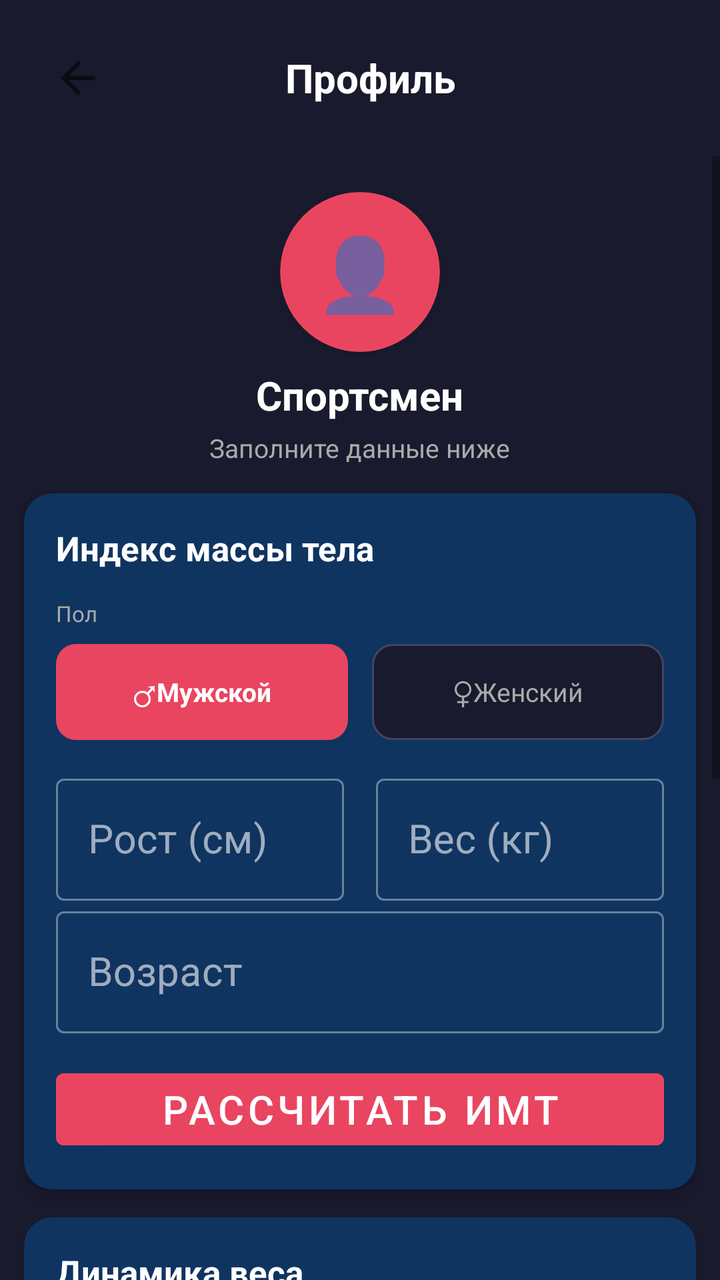
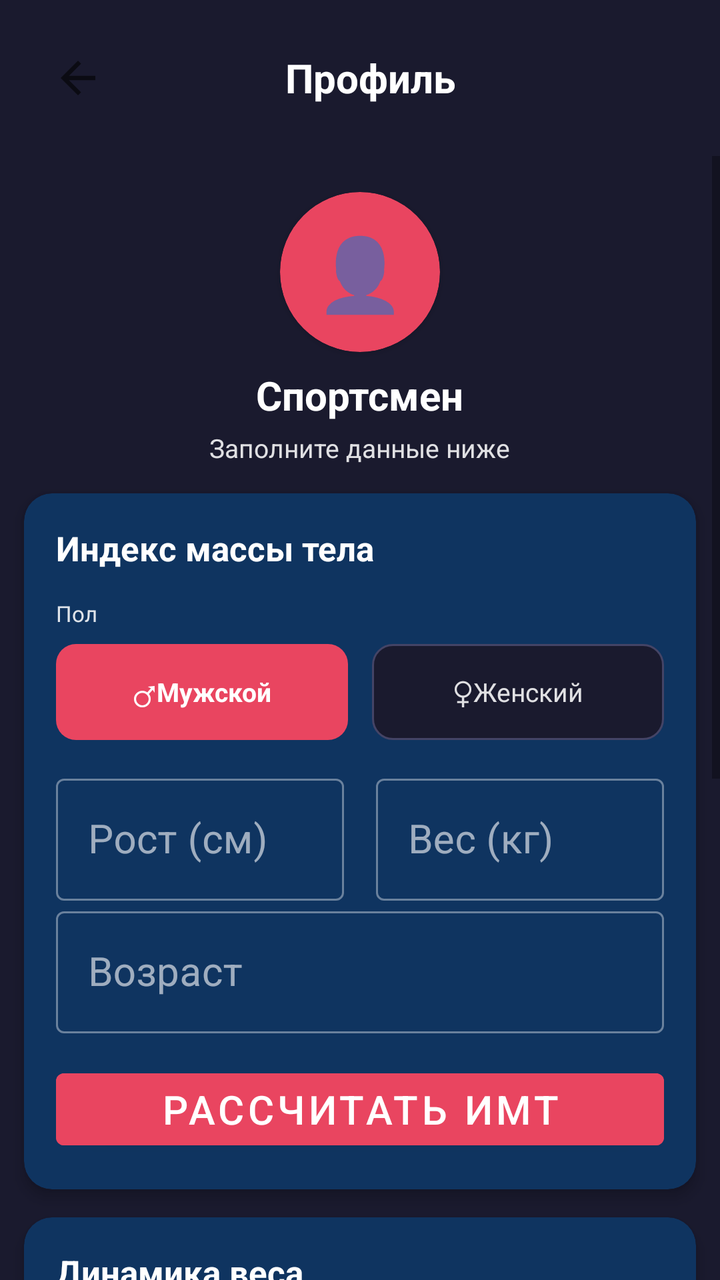

An Android layout rendered at two revisions. The XML below is the earlier revision; the diff shows what the commit changed to produce the second picture.
<!-- AndroidManifest.xml: application theme Theme.Personaltrainer -->
<!-- res/layout/activity_profile.xml -->
<?xml version="1.0" encoding="utf-8"?>
<LinearLayout xmlns:android="http://schemas.android.com/apk/res/android"
    xmlns:app="http://schemas.android.com/apk/res-auto"
    android:id="@+id/rootProfile"
    android:layout_width="match_parent"
    android:layout_height="match_parent"
    android:background="@color/background_dark"
    android:orientation="vertical">

    <LinearLayout
        android:layout_width="match_parent"
        android:layout_height="wrap_content"
        android:gravity="center_vertical"
        android:orientation="horizontal"
        android:padding="@dimen/spacing_md">

        <ImageView
            android:id="@+id/btnBack"
            android:layout_width="50dp"
            android:layout_height="50dp"
            android:padding="12dp"
            android:src="@drawable/arrow_back"
            android:background="?attr/selectableItemBackgroundBorderless"
            android:clickable="true"
            android:focusable="true"
            android:contentDescription="@string/btn_back" />

        <TextView
            android:layout_width="0dp"
            android:layout_height="wrap_content"
            android:layout_weight="1"
            android:gravity="center"
            android:maxLines="1"
            android:text="@string/profile_title"
            android:textColor="@color/white"
            android:textSize="@dimen/text_xl"
            android:textStyle="bold" />

        <View
            android:layout_width="40dp"
            android:layout_height="@dimen/btn_height_sm" />

    </LinearLayout>

    <ScrollView
        android:id="@+id/scrollViewProfile"
        android:layout_width="match_parent"
        android:layout_height="0dp"
        android:layout_weight="1"
        android:fillViewport="true">

        <LinearLayout
            android:layout_width="match_parent"
            android:layout_height="wrap_content"
            android:orientation="vertical"
            android:paddingBottom="@dimen/spacing_xl">

            <LinearLayout
                android:layout_width="match_parent"
                android:layout_height="wrap_content"
                android:gravity="center"
                android:orientation="vertical"
                android:paddingTop="@dimen/spacing_lg"
                android:paddingBottom="@dimen/spacing_md">

                <androidx.cardview.widget.CardView
                    android:layout_width="@dimen/profile_avatar"
                    android:layout_height="@dimen/profile_avatar"
                    app:cardBackgroundColor="@color/primary"
                    app:cardCornerRadius="50dp">

                    <TextView
                        android:layout_width="match_parent"
                        android:layout_height="match_parent"
                        android:gravity="center"
                        android:text="@string/profile_emoji"
                        android:textSize="36sp" />

                </androidx.cardview.widget.CardView>

                <TextView
                    android:layout_width="wrap_content"
                    android:layout_height="wrap_content"
                    android:layout_marginTop="@dimen/spacing_sm"
                    android:text="@string/profile_default_name"
                    android:textColor="@color/white"
                    android:textSize="@dimen/profile_title_text"
                    android:textStyle="bold" />

                <TextView
                    android:id="@+id/tvBmiCategory"
                    android:layout_width="wrap_content"
                    android:layout_height="wrap_content"
                    android:layout_marginTop="4dp"
                    android:text="@string/profile_fill_data"
                    android:textColor="@color/text_secondary"
                    android:textSize="@dimen/text_sm" />

            </LinearLayout>

            <androidx.cardview.widget.CardView
                android:layout_width="match_parent"
                android:layout_height="wrap_content"
                android:layout_marginHorizontal="@dimen/card_margin"
                android:layout_marginBottom="@dimen/spacing_md"
                app:cardBackgroundColor="@color/background_card"
                app:cardCornerRadius="@dimen/card_radius"
                app:cardElevation="@dimen/card_elevation">

                <LinearLayout
                    android:layout_width="match_parent"
                    android:layout_height="wrap_content"
                    android:orientation="vertical"
                    android:padding="@dimen/card_padding">

                    <TextView
                        android:layout_width="wrap_content"
                        android:layout_height="wrap_content"
                        android:layout_marginBottom="@dimen/spacing_md"
                        android:text="@string/bmi_title"
                        android:textColor="@color/white"
                        android:textSize="@dimen/text_lg"
                        android:textStyle="bold" />

                    <TextView
                        android:layout_width="wrap_content"
                        android:layout_height="wrap_content"
                        android:layout_marginBottom="@dimen/spacing_sm"
                        android:text="@string/gender"
                        android:textColor="@color/text_secondary"
                        android:textSize="@dimen/text_xs" />

                    <LinearLayout
                        android:layout_width="match_parent"
                        android:layout_height="@dimen/btn_height_md"
                        android:layout_marginBottom="@dimen/spacing_md"
                        android:orientation="horizontal">

                        <LinearLayout
                            android:id="@+id/btnGenderMale"
                            android:layout_width="0dp"
                            android:layout_height="match_parent"
                            android:layout_marginEnd="6dp"
                            android:layout_weight="1"
                            android:background="@drawable/bg_gender_selected"
                            android:clickable="true"
                            android:focusable="true"
                            android:gravity="center"
                            android:orientation="horizontal">

                            <TextView
                                android:layout_width="wrap_content"
                                android:layout_height="wrap_content"
                                android:text="@string/male_symbol"
                                android:textColor="@color/white"
                                android:textSize="@dimen/text_md" />

                            <TextView
                                android:id="@+id/tvGenderMaleLabel"
                                android:layout_width="wrap_content"
                                android:layout_height="wrap_content"
                                android:maxLines="1"
                                android:text="@string/gender_male"
                                android:textColor="@color/white"
                                android:textSize="@dimen/text_sm"
                                android:textStyle="bold" />

                        </LinearLayout>

                        <LinearLayout
                            android:id="@+id/btnGenderFemale"
                            android:layout_width="0dp"
                            android:layout_height="match_parent"
                            android:layout_marginStart="6dp"
                            android:layout_weight="1"
                            android:background="@drawable/bg_gender_unselected"
                            android:clickable="true"
                            android:focusable="true"
                            android:gravity="center"
                            android:orientation="horizontal">

                            <TextView
                                android:layout_width="wrap_content"
                                android:layout_height="wrap_content"
                                android:text="@string/female_symbol"
                                android:textColor="@color/text_secondary"
                                android:textSize="@dimen/text_md" />

                            <TextView
                                android:id="@+id/tvGenderFemaleLabel"
                                android:layout_width="wrap_content"
                                android:layout_height="wrap_content"
                                android:maxLines="1"
                                android:text="@string/gender_female"
                                android:textColor="@color/text_secondary"
                                android:textSize="@dimen/text_sm" />

                        </LinearLayout>

                    </LinearLayout>

                    <LinearLayout
                        android:layout_width="match_parent"
                        android:layout_height="wrap_content"
                        android:orientation="horizontal">

                        <LinearLayout
                            android:layout_width="0dp"
                            android:layout_height="wrap_content"
                            android:layout_marginEnd="@dimen/spacing_sm"
                            android:layout_weight="1"
                            android:orientation="vertical">

                            <com.google.android.material.textfield.TextInputLayout
                                style="@style/Widget.MaterialComponents.TextInputLayout.OutlinedBox"
                                android:layout_width="match_parent"
                                android:layout_height="wrap_content"
                                android:theme="@style/ThemeOverlay.Profile.Input">

                                <com.google.android.material.textfield.TextInputEditText
                                    android:id="@+id/etHeight"
                                    android:layout_width="match_parent"
                                    android:layout_height="wrap_content"
                                    android:hint="@string/height_hint"
                                    android:inputType="numberDecimal"
                                    android:textColor="@color/white"
                                    android:textColorHint="@color/text_hint"
                                    android:textSize="@dimen/text_md" />

                            </com.google.android.material.textfield.TextInputLayout>

                        </LinearLayout>

                        <LinearLayout
                            android:layout_width="0dp"
                            android:layout_height="wrap_content"
                            android:layout_marginStart="@dimen/spacing_sm"
                            android:layout_weight="1"
                            android:orientation="vertical">


                            <com.google.android.material.textfield.TextInputLayout
                                style="@style/Widget.MaterialComponents.TextInputLayout.OutlinedBox"
                                android:layout_width="match_parent"
                                android:layout_height="wrap_content"
                                android:theme="@style/ThemeOverlay.Profile.Input">

                                <com.google.android.material.textfield.TextInputEditText
                                    android:id="@+id/etWeight"
                                    android:layout_width="match_parent"
                                    android:layout_height="wrap_content"
                                    android:hint="@string/weight_hint"
                                    android:inputType="numberDecimal"
                                    android:textColor="@color/white"
                                    android:textColorHint="@color/text_hint"
                                    android:textSize="@dimen/text_md" />

                            </com.google.android.material.textfield.TextInputLayout>

                        </LinearLayout>

                    </LinearLayout>



                    <com.google.android.material.textfield.TextInputLayout
                        style="@style/Widget.MaterialComponents.TextInputLayout.OutlinedBox"
                        android:layout_width="match_parent"
                        android:layout_height="wrap_content"
                        android:theme="@style/ThemeOverlay.Profile.Input">

                        <com.google.android.material.textfield.TextInputEditText
                            android:id="@+id/etAge"
                            android:layout_width="match_parent"
                            android:layout_height="wrap_content"
                            android:hint="@string/age_hint"
                            android:inputType="number"
                            android:textColor="@color/white"
                            android:textColorHint="@color/text_hint"
                            android:textSize="@dimen/text_md" />

                    </com.google.android.material.textfield.TextInputLayout>

                    <Button
                        android:id="@+id/btnCalculateBmi"
                        android:layout_width="match_parent"
                        android:layout_height="@dimen/btn_height_md"
                        android:layout_marginTop="@dimen/spacing_md"
                        android:backgroundTint="@color/primary"
                        android:text="@string/calculate_bmi"
                        android:textColor="@color/white"
                        android:textSize="@dimen/text_md" />

                    <LinearLayout
                        android:id="@+id/layoutBmiResult"
                        android:layout_width="match_parent"
                        android:layout_height="wrap_content"
                        android:layout_marginTop="@dimen/spacing_md"
                        android:background="@drawable/bg_bmi_result"
                        android:orientation="vertical"
                        android:padding="@dimen/spacing_sm"
                        android:visibility="gone">

                        <LinearLayout
                            android:layout_width="match_parent"
                            android:layout_height="wrap_content"
                            android:gravity="center"
                            android:orientation="horizontal">

                            <LinearLayout
                                android:layout_width="0dp"
                                android:layout_height="wrap_content"
                                android:layout_weight="1"
                                android:gravity="center"
                                android:orientation="vertical">

                                <TextView
                                    android:layout_width="wrap_content"
                                    android:layout_height="wrap_content"
                                    android:text="@string/bmi_label"
                                    android:textColor="@color/text_secondary"
                                    android:textSize="@dimen/text_xs" />

                                <TextView
                                    android:id="@+id/tvBmiValue"
                                    android:layout_width="wrap_content"
                                    android:layout_height="wrap_content"
                                    android:text="@string/bmi_dash"
                                    android:textColor="@color/white"
                                    android:textSize="@dimen/bmi_value_text"
                                    android:textStyle="bold" />

                            </LinearLayout>

                            <View
                                android:layout_width="1dp"
                                android:layout_height="44dp"
                                android:background="@color/divider_light" />

                            <LinearLayout
                                android:layout_width="0dp"
                                android:layout_height="wrap_content"
                                android:layout_weight="1"
                                android:gravity="center"
                                android:orientation="vertical">

                                <TextView
                                    android:layout_width="wrap_content"
                                    android:layout_height="wrap_content"
                                    android:text="@string/bmi_category"
                                    android:textColor="@color/text_secondary"
                                    android:textSize="@dimen/text_xs" />

                                <TextView
                                    android:id="@+id/tvBmiResultCategory"
                                    android:layout_width="wrap_content"
                                    android:layout_height="wrap_content"
                                    android:gravity="center"
                                    android:maxLines="2"
                                    android:text="@string/bmi_dash"
                                    android:textColor="@color/accent"
                                    android:textSize="@dimen/bmi_category_text"
                                    android:textStyle="bold" />

                            </LinearLayout>

                        </LinearLayout>

                        <TextView
                            android:id="@+id/tvBmiNorm"
                            android:layout_width="match_parent"
                            android:layout_height="wrap_content"
                            android:layout_marginTop="@dimen/spacing_sm"
                            android:gravity="center"
                            android:maxLines="2"
                            android:textColor="@color/text_secondary"
                            android:textSize="@dimen/text_xs" />

                    </LinearLayout>

                </LinearLayout>

            </androidx.cardview.widget.CardView>

            <androidx.cardview.widget.CardView
                android:layout_width="match_parent"
                android:layout_height="wrap_content"
                android:layout_marginHorizontal="@dimen/card_margin"
                android:layout_marginBottom="@dimen/spacing_md"
                app:cardBackgroundColor="@color/background_card"
                app:cardCornerRadius="@dimen/card_radius"
                app:cardElevation="@dimen/card_elevation">

                <LinearLayout
                    android:layout_width="match_parent"
                    android:layout_height="wrap_content"
                    android:orientation="vertical"
                    android:padding="@dimen/card_padding">

                    <TextView
                        android:layout_width="wrap_content"
                        android:layout_height="wrap_content"
                        android:layout_marginBottom="@dimen/spacing_sm"
                        android:text="@string/weight_dynamics"
                        android:textColor="@color/white"
                        android:textSize="@dimen/text_lg"
                        android:textStyle="bold" />

                    <TextView
                        android:id="@+id/tvNoWeightData"
                        android:layout_width="match_parent"
                        android:layout_height="wrap_content"
                        android:gravity="center"
                        android:padding="@dimen/spacing_lg"
                        android:text="@string/no_weight_data"
                        android:textColor="@color/text_hint"
                        android:textSize="@dimen/text_sm"
                        android:visibility="visible" />

                    <com.github.mikephil.charting.charts.LineChart
                        android:id="@+id/weightChart"
                        android:layout_width="match_parent"
                        android:layout_height="@dimen/chart_height"
                        android:visibility="gone" />

                </LinearLayout>

            </androidx.cardview.widget.CardView>

            <androidx.cardview.widget.CardView
                android:layout_width="match_parent"
                android:layout_height="wrap_content"
                android:layout_marginHorizontal="@dimen/card_margin"
                android:layout_marginBottom="@dimen/spacing_md"
                app:cardBackgroundColor="@color/background_card"
                app:cardCornerRadius="@dimen/card_radius"
                app:cardElevation="@dimen/card_elevation">

                <LinearLayout
                    android:layout_width="match_parent"
                    android:layout_height="wrap_content"
                    android:orientation="vertical"
                    android:padding="@dimen/card_padding">

                    <TextView
                        android:layout_width="wrap_content"
                        android:layout_height="wrap_content"
                        android:layout_marginBottom="@dimen/spacing_md"
                        android:text="@string/stats_title"
                        android:textColor="@color/white"
                        android:textSize="@dimen/text_lg"
                        android:textStyle="bold" />

                    <LinearLayout
                        android:layout_width="match_parent"
                        android:layout_height="wrap_content"
                        android:baselineAligned="false"
                        android:orientation="horizontal">

                        <LinearLayout
                            android:layout_width="0dp"
                            android:layout_height="wrap_content"
                            android:layout_marginEnd="4dp"
                            android:layout_weight="1"
                            android:background="@drawable/bg_stat_card"
                            android:gravity="center"
                            android:minHeight="@dimen/stat_min_height"
                            android:orientation="vertical"
                            android:padding="@dimen/stat_card_padding">

                            <TextView
                                android:id="@+id/tvTotalWorkouts"
                                android:layout_width="wrap_content"
                                android:layout_height="wrap_content"
                                android:maxLines="1"
                                android:text="0"
                                android:textColor="@color/primary"
                                android:textSize="@dimen/stat_value_text"
                                android:textStyle="bold" />

                            <TextView
                                android:layout_width="wrap_content"
                                android:layout_height="wrap_content"
                                android:gravity="center"
                                android:maxLines="1"
                                android:text="@string/workouts_total"
                                android:textColor="@color/text_secondary"
                                android:textSize="@dimen/stat_label_text" />

                        </LinearLayout>

                        <LinearLayout
                            android:layout_width="0dp"
                            android:layout_height="wrap_content"
                            android:layout_marginHorizontal="4dp"
                            android:layout_weight="1"
                            android:background="@drawable/bg_stat_card"
                            android:gravity="center"
                            android:minHeight="@dimen/stat_min_height"
                            android:orientation="vertical"
                            android:padding="@dimen/stat_card_padding">

                            <TextView
                                android:id="@+id/tvCurrentStreak"
                                android:layout_width="wrap_content"
                                android:layout_height="wrap_content"
                                android:maxLines="1"
                                android:text="0"
                                android:textColor="@color/stat_streak"
                                android:textSize="@dimen/stat_value_text"
                                android:textStyle="bold" />

                            <TextView
                                android:layout_width="wrap_content"
                                android:layout_height="wrap_content"
                                android:gravity="center"
                                android:maxLines="1"
                                android:text="@string/streak_days"
                                android:textColor="@color/text_secondary"
                                android:textSize="@dimen/stat_label_text" />

                        </LinearLayout>

                        <LinearLayout
                            android:layout_width="0dp"
                            android:layout_height="wrap_content"
                            android:layout_marginStart="4dp"
                            android:layout_weight="1"
                            android:background="@drawable/bg_stat_card"
                            android:gravity="center"
                            android:minHeight="@dimen/stat_min_height"
                            android:orientation="vertical"
                            android:padding="@dimen/stat_card_padding">

                            <TextView
                                android:id="@+id/tvWeekWorkouts"
                                android:layout_width="wrap_content"
                                android:layout_height="wrap_content"
                                android:maxLines="1"
                                android:text="0"
                                android:textColor="@color/stat_week"
                                android:textSize="@dimen/stat_value_text"
                                android:textStyle="bold" />

                            <TextView
                                android:layout_width="wrap_content"
                                android:layout_height="wrap_content"
                                android:gravity="center"
                                android:maxLines="1"
                                android:text="@string/week_workouts"
                                android:textColor="@color/text_secondary"
                                android:textSize="@dimen/stat_label_text" />

                        </LinearLayout>

                    </LinearLayout>

                </LinearLayout>

            </androidx.cardview.widget.CardView>

            <androidx.cardview.widget.CardView
                android:layout_width="match_parent"
                android:layout_height="wrap_content"
                android:layout_marginHorizontal="@dimen/card_margin"
                android:layout_marginBottom="@dimen/spacing_md"
                app:cardBackgroundColor="@color/background_card"
                app:cardCornerRadius="@dimen/card_radius"
                app:cardElevation="@dimen/card_elevation">

                <LinearLayout
                    android:layout_width="match_parent"
                    android:layout_height="wrap_content"
                    android:orientation="vertical"
                    android:padding="@dimen/card_padding">

                    <LinearLayout
                        android:layout_width="match_parent"
                        android:layout_height="wrap_content"
                        android:layout_marginBottom="@dimen/spacing_sm"
                        android:gravity="center_vertical"
                        android:orientation="horizontal">

                        <TextView
                            android:layout_width="0dp"
                            android:layout_height="wrap_content"
                            android:layout_weight="1"
                            android:ellipsize="end"
                            android:maxLines="1"
                            android:text="@string/history_title"
                            android:textColor="@color/white"
                            android:textSize="@dimen/text_lg"
                            android:textStyle="bold" />

                        <Button
                            android:id="@+id/btnClearHistory"
                            android:layout_width="wrap_content"
                            android:layout_height="@dimen/btn_height_sm"
                            android:backgroundTint="@color/onboarding_counter_bg"
                            android:paddingHorizontal="@dimen/spacing_sm"
                            android:text="@string/clear_history"
                            android:textColor="@color/text_secondary"
                            android:textSize="@dimen/text_xs" />

                    </LinearLayout>

                    <TextView
                        android:id="@+id/tvNoHistory"
                        android:layout_width="match_parent"
                        android:layout_height="wrap_content"
                        android:gravity="center"
                        android:padding="@dimen/spacing_lg"
                        android:text="@string/no_history"
                        android:textColor="@color/text_hint"
                        android:textSize="@dimen/text_sm"
                        android:visibility="visible" />

                    <androidx.recyclerview.widget.RecyclerView
                        android:id="@+id/rvHistory"
                        android:layout_width="match_parent"
                        android:layout_height="wrap_content"
                        android:nestedScrollingEnabled="false"
                        android:visibility="gone" />

                </LinearLayout>

            </androidx.cardview.widget.CardView>

        </LinearLayout>

    </ScrollView>

</LinearLayout>
<!-- resources referenced by this layout -->
<resources>
  <color name="accent">#00FF88</color>
  <color name="background_card">#0F3460</color>
  <color name="background_dark">#1A1A2E</color>
  <color name="divider_light">#33FFFFFF</color>
  <color name="onboarding_counter_bg">#22FFFFFF</color>
  <color name="primary">#E94560</color>
  <color name="stat_streak">#FFD700</color>
  <color name="stat_week">#00AAFF</color>
  <color name="text_hint">#666666</color>
  <color name="text_secondary">#AAAAAA</color>
  <color name="white">#FFFFFFFF</color>
  <dimen name="bmi_category_text">12sp</dimen>
  <dimen name="bmi_value_text">26sp</dimen>
  <dimen name="btn_height_md">44dp</dimen>
  <dimen name="btn_height_sm">34dp</dimen>
  <dimen name="card_elevation">4dp</dimen>
  <dimen name="card_margin">10dp</dimen>
  <dimen name="card_padding">14dp</dimen>
  <dimen name="card_radius">12dp</dimen>
  <dimen name="chart_height">160dp</dimen>
  <dimen name="profile_avatar">72dp</dimen>
  <dimen name="profile_title_text">18sp</dimen>
  <dimen name="spacing_lg">16dp</dimen>
  <dimen name="spacing_md">12dp</dimen>
  <dimen name="spacing_sm">8dp</dimen>
  <dimen name="spacing_xl">24dp</dimen>
  <dimen name="stat_card_padding">8dp</dimen>
  <dimen name="stat_label_text">9sp</dimen>
  <dimen name="stat_min_height">60dp</dimen>
  <dimen name="stat_value_text">22sp</dimen>
  <dimen name="text_lg">16sp</dimen>
  <dimen name="text_md">18sp</dimen>
  <dimen name="text_sm">12sp</dimen>
  <dimen name="text_xl">18sp</dimen>
  <dimen name="text_xs">10sp</dimen>
  <!-- drawable bg_gender_selected (drawable) -->
  <?xml version="1.0" encoding="utf-8"?>
  <shape xmlns:android="http://schemas.android.com/apk/res/android"
      android:shape="rectangle">
      <solid android:color="#E94560"/>
      <corners android:radius="10dp"/>
  </shape>
  <!-- drawable bg_stat_card (drawable) -->
  <?xml version="1.0" encoding="utf-8"?>
  <shape xmlns:android="http://schemas.android.com/apk/res/android"
      android:shape="rectangle">
      <solid android:color="#1A1A2E"/>
      <corners android:radius="12dp"/>
  </shape>
  <string name="age_hint">Возраст</string>
  <string name="bmi_category">Категория</string>
  <string name="bmi_dash">—</string>
  <string name="bmi_label">ИМТ</string>
  <string name="bmi_title">Индекс массы тела</string>
  <string name="btn_back">Назад</string>
  <string name="calculate_bmi">Рассчитать ИМТ</string>
  <string name="clear_history">Очистить</string>
  <string name="female_symbol">♀ </string>
  <string name="gender">Пол</string>
  <string name="gender_female">Женский</string>
  <string name="gender_male">Мужской</string>
  <string name="height_hint">Рост (см)</string>
  <string name="history_title">История тренировок</string>
  <string name="male_symbol">♂ </string>
  <string name="no_history">История тренировок пуста
  Начните тренироваться!</string>
  <string name="no_weight_data">Сохраните вес несколько раз
  чтобы увидеть динамику</string>
  <string name="profile_default_name">Спортсмен</string>
  <string name="profile_emoji">👤</string>
  <string name="profile_fill_data">Заполните данные ниже</string>
  <string name="profile_title">Профиль</string>
  <string name="stats_title">🏆 Статистика</string>
  <string name="streak_days">Дней подряд</string>
  <string name="week_workouts">На неделе</string>
  <string name="weight_dynamics">Динамика веса</string>
  <string name="weight_hint">Вес (кг)</string>
  <string name="workouts_total">Тренировок</string>
  <style name="ThemeOverlay.Profile.Input" parent="ThemeOverlay.MaterialComponents">
          <item name="colorPrimary">@color/primary</item>
          <item name="colorOnSurface">@color/white</item>
          <item name="colorOutline">#444466</item>
      </style>
  <color name="primary_dark">#1A1A2E</color>
  <color name="secondary">#0F3460</color>
  <!-- unchanged entries left out for length: 4 -->
</resources>

<!-- the commit's change to res/layout/activity_profile.xml (unified diff, before → after) -->
@@ -156,7 +156,6 @@
                                 android:textSize="@dimen/text_md" />
 
                             <TextView
-                                android:id="@+id/tvGenderMaleLabel"
                                 android:layout_width="wrap_content"
                                 android:layout_height="wrap_content"
                                 android:maxLines="1"
@@ -187,7 +186,6 @@
                                 android:textSize="@dimen/text_md" />
 
                             <TextView
-                                android:id="@+id/tvGenderFemaleLabel"
                                 android:layout_width="wrap_content"
                                 android:layout_height="wrap_content"
                                 android:maxLines="1"
<!-- resource entries referenced after the edit -->
@@ -9,7 +9,7 @@
   <color name="stat_streak">#FFD700</color>
   <color name="stat_week">#00AAFF</color>
   <color name="text_hint">#666666</color>
-  <color name="text_secondary">#AAAAAA</color>
+  <color name="text_secondary">#DDFFFFFF</color>
   <color name="white">#FFFFFFFF</color>
   <dimen name="bmi_category_text">12sp</dimen>
   <dimen name="bmi_value_text">26sp</dimen>
